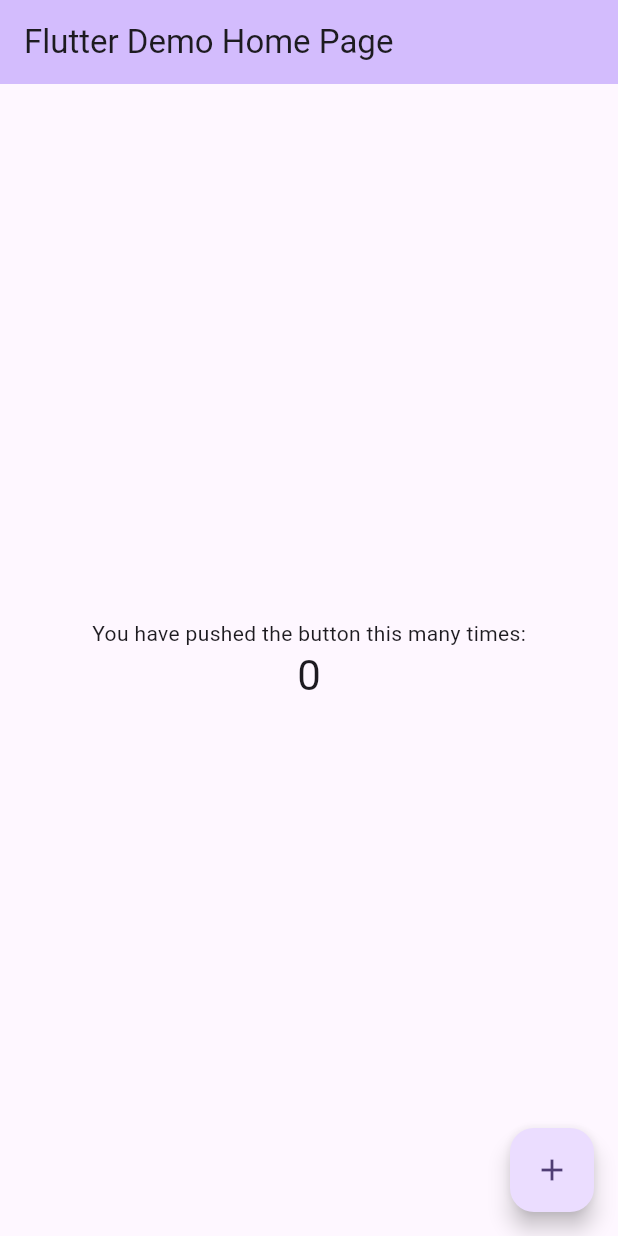
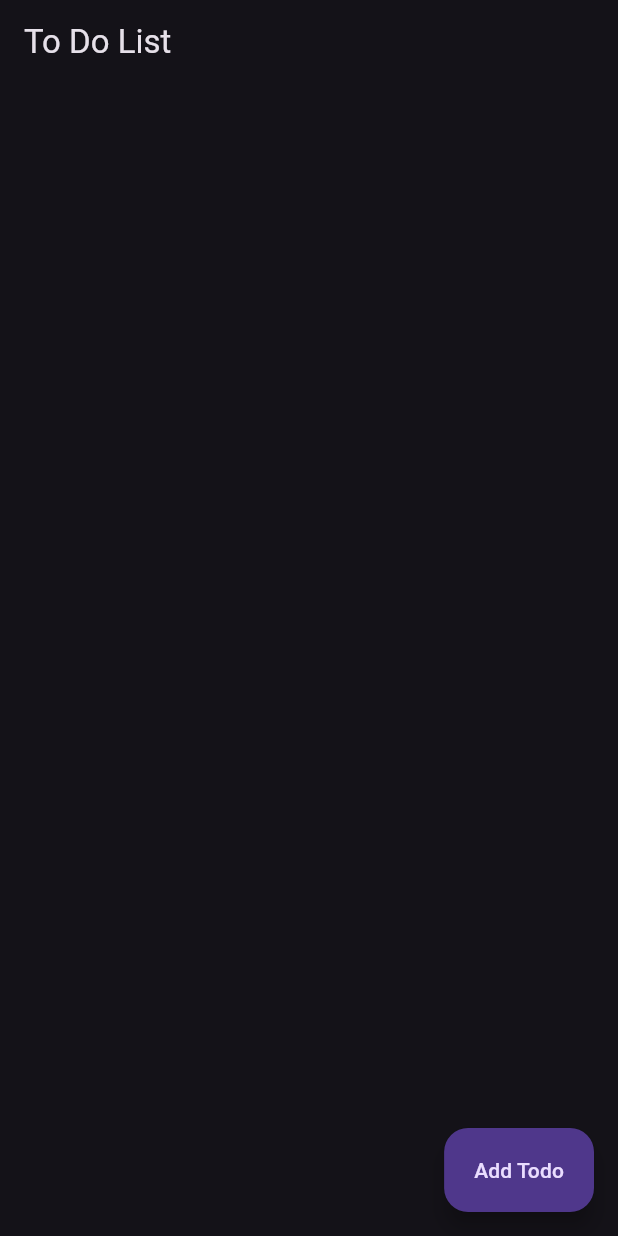
Before and after one commit to jp-madu/todo_app, a Flutter app: the screen it shows after launch, on a phone screen of 412 x 824 dp. Run offline on Flutter 3.47's test engine with Material 3 defaults, Android fonts, the phone set to English and light mode, and no system bars.

```diff
--- a/lib/main.dart
+++ b/lib/main.dart
@@ -1,4 +1,5 @@
 import 'package:flutter/material.dart';
+import 'package:todo_app/screens/todo_list.dart';
 
 void main() {
   runApp(const MyApp());
@@ -11,115 +12,9 @@ class MyApp extends StatelessWidget {
   @override
   Widget build(BuildContext context) {
     return MaterialApp(
-      title: 'Flutter Demo',
-      theme: ThemeData(
-        // This is the theme of your application.
-        //
-        // TRY THIS: Try running your application with "flutter run". You'll see
-        // the application has a purple toolbar. Then, without quitting the app,
-        // try changing the seedColor in the colorScheme below to Colors.green
-        // and then invoke "hot reload" (save your changes or press the "hot
-        // reload" button in a Flutter-supported IDE, or press "r" if you used
-        // the command line to start the app).
-        //
-        // Notice that the counter didn't reset back to zero; the application
-        // state is not lost during the reload. To reset the state, use hot
-        // restart instead.
-        //
-        // This works for code too, not just values: Most code changes can be
-        // tested with just a hot reload.
-        colorScheme: ColorScheme.fromSeed(seedColor: Colors.deepPurple),
-        useMaterial3: true,
-      ),
-      home: const MyHomePage(title: 'Flutter Demo Home Page'),
+      home: TodoListPage(),
+      theme: ThemeData.dark(),
+      debugShowCheckedModeBanner: false,
     );
   }
 }
-
-class MyHomePage extends StatefulWidget {
-  const MyHomePage({super.key, required this.title});
-
-  // This widget is the home page of your application. It is stateful, meaning
-  // that it has a State object (defined below) that contains fields that affect
-  // how it looks.
-
-  // This class is the configuration for the state. It holds the values (in this
-  // case the title) provided by the parent (in this case the App widget) and
-  // used by the build method of the State. Fields in a Widget subclass are
-  // always marked "final".
-
-  final String title;
-
-  @override
-  State<MyHomePage> createState() => _MyHomePageState();
-}
-
-class _MyHomePageState extends State<MyHomePage> {
-  int _counter = 0;
-
-  void _incrementCounter() {
-    setState(() {
-      // This call to setState tells the Flutter framework that something has
-      // changed in this State, which causes it to rerun the build method below
-      // so that the display can reflect the updated values. If we changed
-      // _counter without calling setState(), then the build method would not be
-      // called again, and so nothing would appear to happen.
-      _counter++;
-    });
-  }
-
-  @override
-  Widget build(BuildContext context) {
-    // This method is rerun every time setState is called, for instance as done
-    // by the _incrementCounter method above.
-    //
-    // The Flutter framework has been optimized to make rerunning build methods
-    // fast, so that you can just rebuild anything that needs updating rather
-    // than having to individually change instances of widgets.
-    return Scaffold(
-      appBar: AppBar(
-        // TRY THIS: Try changing the color here to a specific color (to
-        // Colors.amber, perhaps?) and trigger a hot reload to see the AppBar
-        // change color while the other colors stay the same.
-        backgroundColor: Theme.of(context).colorScheme.inversePrimary,
-        // Here we take the value from the MyHomePage object that was created by
-        // the App.build method, and use it to set our appbar title.
-        title: Text(widget.title),
-      ),
-      body: Center(
-        // Center is a layout widget. It takes a single child and positions it
-        // in the middle of the parent.
-        child: Column(
-          // Column is also a layout widget. It takes a list of children and
-          // arranges them vertically. By default, it sizes itself to fit its
-          // children horizontally, and tries to be as tall as its parent.
-          //
-          // Column has various properties to control how it sizes itself and
-          // how it positions its children. Here we use mainAxisAlignment to
-          // center the children vertically; the main axis here is the vertical
-          // axis because Columns are vertical (the cross axis would be
-          // horizontal).
-          //
-          // TRY THIS: Invoke "debug painting" (choose the "Toggle Debug Paint"
-          // action in the IDE, or press "p" in the console), to see the
-          // wireframe for each widget.
-          mainAxisAlignment: MainAxisAlignment.center,
-          children: <Widget>[
-            const Text(
-              'You have pushed the button this many times:',
-            ),
-            Text(
-              '$_counter',
-              style: Theme.of(context).textTheme.headlineMedium,
-            ),
-          ],
-        ),
-      ),
-      floatingActionButton: FloatingActionButton(
-        onPressed: _incrementCounter,
-        tooltip: 'Increment',
-        child: const Icon(Icons.add),
-      ), // This trailing comma makes auto-formatting nicer for build methods.
-    );
-  }
-}
--- /dev/null
+++ b/lib/screens/todo_list.dart
@@ -0,0 +1,33 @@
+// ignore_for_file: prefer_const_constructors
+
+import 'package:flutter/material.dart';
+import 'package:todo_app/screens/add_page.dart';
+
+class TodoListPage extends StatefulWidget {
+  const TodoListPage({super.key});
+
+  @override
+  State<TodoListPage> createState() => _TodoListPageState();
+}
+
+class _TodoListPageState extends State<TodoListPage> {
+  void navigateToAddPage() {
+    final route = MaterialPageRoute(
+      builder: (context) => AddTodoPage(),
+    );
+    Navigator.push(context, route);
+  }
+
+  @override
+  Widget build(BuildContext context) {
+    return Scaffold(
+      appBar: AppBar(
+        title: const Text('To Do List'),
+      ),
+      floatingActionButton: FloatingActionButton.extended(
+        onPressed: navigateToAddPage,
+        label: const Text('Add Todo'),
+      ),
+    );
+  }
+}
```
Also changed, not shown: lib/screens/add_page.dart (added, +49 -0 lines).
